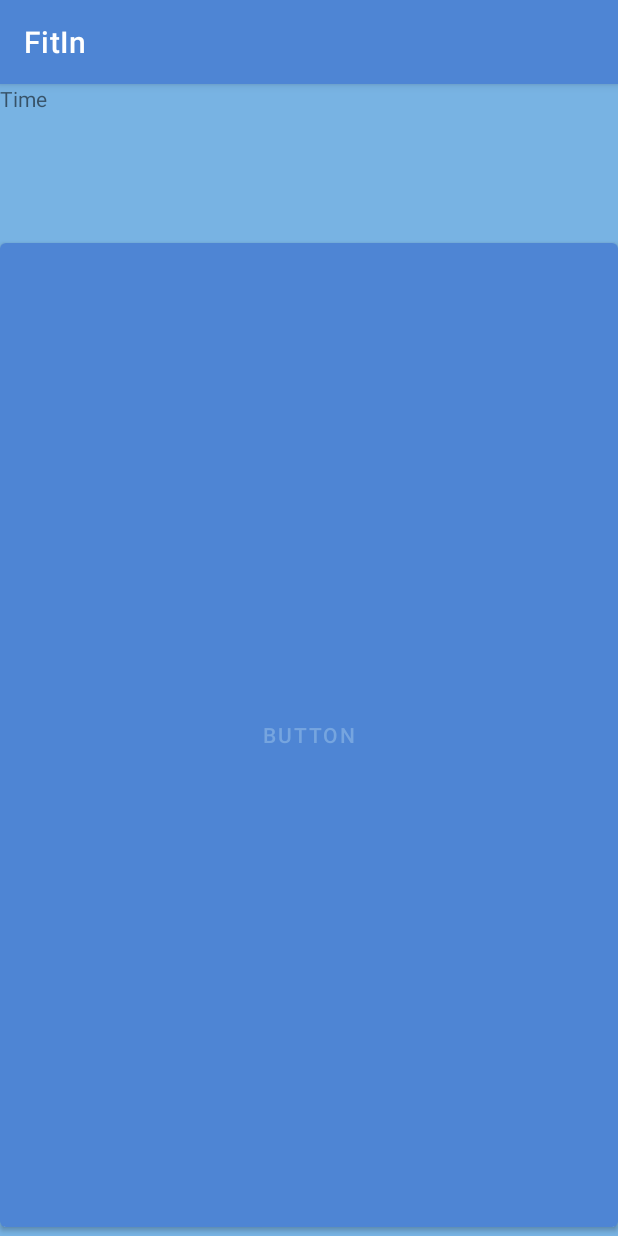
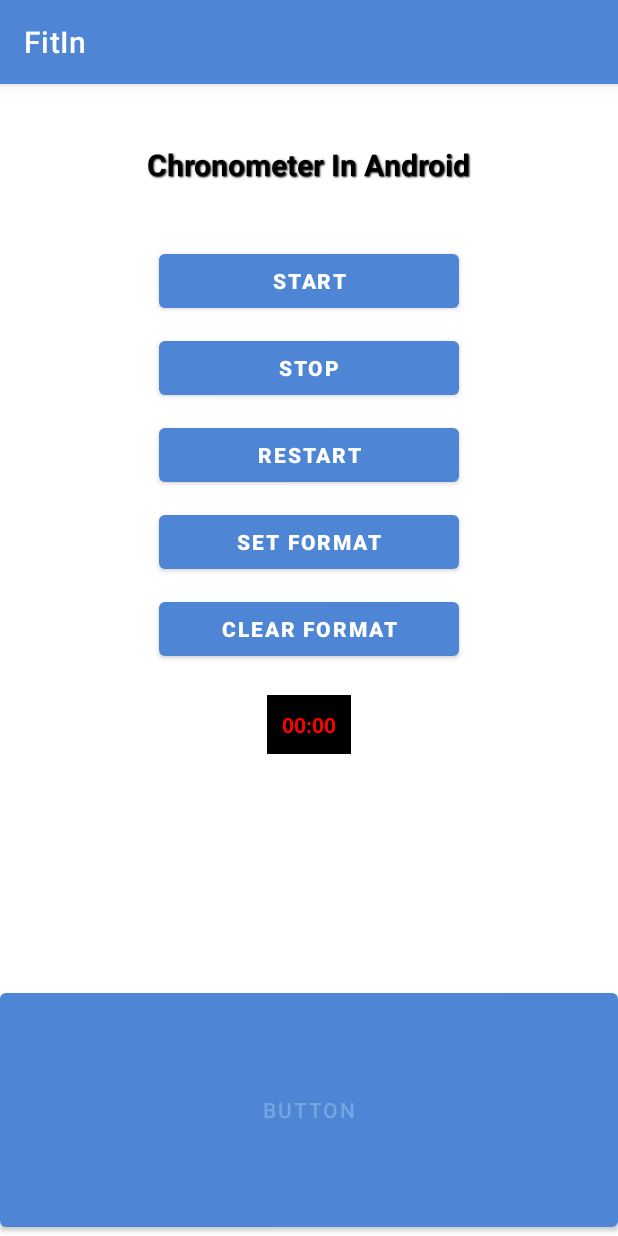
Before and after one commit to elvirmisini/MobileApp, an Android app: the fragment TimeFragment shown on its own in the app's theme, on a phone screen of 412 x 824 dp. Run offline under Robolectric (Android 15) with nearby library versions, the light colour scheme and no system bars.

Commit message:
Making time fragment useful for the users

```diff
--- a/app/src/main/java/com/example/mobileapp/TimeFragment.java
+++ b/app/src/main/java/com/example/mobileapp/TimeFragment.java
@@ -5,10 +5,12 @@ import android.os.Bundle;
 
 import androidx.fragment.app.Fragment;
 
+import android.os.SystemClock;
 import android.view.LayoutInflater;
 import android.view.View;
 import android.view.ViewGroup;
 import android.widget.Button;
+import android.widget.Chronometer;
 
 /**
  * A simple {@link Fragment} subclass.
@@ -64,6 +66,65 @@ public class TimeFragment extends Fragment {
 
         View view = inflater.inflate(R.layout.fragment_time, container, false);
         Button button = (Button) view.findViewById(R.id.button);
+        Chronometer simpleChronometer = (Chronometer) view.findViewById(R.id.simpleChronometer);
+        Button start = (Button) view.findViewById(R.id.startButton);
+        Button stop = (Button) view.findViewById(R.id.stopButton);
+        Button restart = (Button) view.findViewById(R.id.restartButton);
+        Button setFormat = (Button) view.findViewById(R.id.setFormat);
+        Button clearFormat = (Button) view.findViewById(R.id.clearFormat);
+        start.setOnClickListener(new View.OnClickListener() {
+
+            @Override
+            public void onClick(View v) {
+                // TODO Auto-generated method stub
+
+                simpleChronometer.start();
+            }
+        });
+
+        // perform click  event on stop button to stop the chronometer
+        stop.setOnClickListener(new View.OnClickListener() {
+
+            @Override
+            public void onClick(View v) {
+                // TODO Auto-generated method stub
+
+                simpleChronometer.stop();
+            }
+        });
+
+        // perform click  event on restart button to set the base time on chronometer
+        restart.setOnClickListener(new View.OnClickListener() {
+
+            @Override
+            public void onClick(View v) {
+                // TODO Auto-generated method stub
+
+                simpleChronometer.setBase(SystemClock.elapsedRealtime());
+            }
+        });
+
+        // perform click  event on set Format button to set the format of chronometer
+        setFormat.setOnClickListener(new View.OnClickListener() {
+
+            @Override
+            public void onClick(View v) {
+                // TODO Auto-generated method stub
+
+                simpleChronometer.setFormat("Time (%s)");
+            }
+        });
+
+        // perform click  event on clear button to clear the current format of chronmeter as you set through set format
+        clearFormat.setOnClickListener(new View.OnClickListener() {
+
+            @Override
+            public void onClick(View v) {
+                // TODO Auto-generated method stub
+
+                simpleChronometer.setFormat(null);
+            }
+        });
         button.setOnClickListener(new View.OnClickListener() {
             @Override
             public void onClick(View v) {
--- a/app/src/main/res/layout/fragment_time.xml
+++ b/app/src/main/res/layout/fragment_time.xml
@@ -1,27 +1,103 @@
-<?xml version="1.0" encoding="utf-8"?>
-<FrameLayout xmlns:android="http://schemas.android.com/apk/res/android"
+<RelativeLayout xmlns:android="http://schemas.android.com/apk/res/android"
     xmlns:tools="http://schemas.android.com/tools"
     android:layout_width="match_parent"
     android:layout_height="match_parent"
-    tools:context=".TimeFragment"
-    android:background="#78B3E3"
-    >
+    tools:context=".TimeFragment">
 
-    <!-- TODO: Update blank fragment layout -->
 
     <TextView
-        android:id="@+id/textView2"
-        android:layout_width="141dp"
-        android:layout_height="110dp"
-        android:text="Time"
+        android:id="@+id/textView1"
+        android:layout_width="wrap_content"
+        android:layout_height="wrap_content"
+        android:layout_alignParentTop="true"
+        android:layout_centerHorizontal="true"
+        android:layout_marginTop="10dp"
+        android:text="@string/chronometerInAndroid"
+        android:textColor="#000000"
+        android:textSize="20dp"
+        android:textStyle="bold"
+        android:shadowColor="#000000"
+        android:shadowRadius="1"
+        android:shadowDx="1"
+        android:shadowDy="1"
+        android:paddingBottom="30dp"
+        android:paddingTop="30dp"/>
 
+    <Button
+        android:id="@+id/startButton"
+        android:layout_width="200dp"
+        android:layout_height="wrap_content"
+        android:layout_below="@+id/textView1"
+        android:layout_centerHorizontal="true"
+        android:layout_marginTop="10dp"
+        android:text="@string/start"
+        android:textColor="#ffffff"
+        android:textStyle="bold"
+        />
+
+    <Button
+        android:id="@+id/stopButton"
+        android:layout_width="200dp"
+        android:layout_height="wrap_content"
+        android:layout_below="@+id/startButton"
+        android:layout_centerHorizontal="true"
+        android:layout_marginTop="10dp"
+        android:text="@string/stop"
+        android:textColor="#FFFFFF"
+        android:textStyle="bold"/>
+
+    <Button
+        android:id="@+id/restartButton"
+        android:layout_width="200dp"
+        android:layout_height="wrap_content"
+        android:layout_below="@+id/stopButton"
+        android:layout_centerHorizontal="true"
+        android:layout_marginTop="10dp"
+        android:text="@string/restart"
+        android:textColor="#FFFFFF"
+        android:textStyle="bold"/>
+
+    <Button
+        android:id="@+id/setFormat"
+        android:layout_width="200dp"
+        android:layout_height="wrap_content"
+        android:layout_below="@+id/restartButton"
+        android:layout_centerHorizontal="true"
+        android:layout_marginTop="10dp"
+        android:text="@string/setFormat"
+        android:textColor="#FFFFFF"
+        android:textStyle="bold"/>
+
+    <Button
+        android:id="@+id/clearFormat"
+        android:layout_width="200dp"
+        android:layout_height="wrap_content"
+        android:layout_below="@+id/setFormat"
+        android:layout_centerHorizontal="true"
+        android:layout_marginTop="10dp"
+        android:text="@string/clearFormat"
+        android:textColor="#FFFFFF"
+        android:textStyle="bold"/>
+
+    <Chronometer
+        android:id="@+id/simpleChronometer"
+        android:layout_width="wrap_content"
+        android:layout_height="wrap_content"
+        android:layout_below="@+id/clearFormat"
+        android:layout_centerHorizontal="true"
+        android:layout_marginTop="20dp"
+        android:background="#000"
+        android:gravity="center"
+        android:padding="10dp"
+        android:textColor="#f00"
+        android:textStyle="bold"
         />
 
     <Button
         android:id="@+id/button"
-        android:layout_marginTop="100dp"
+        android:layout_marginTop="600dp"
         android:layout_width="match_parent"
         android:layout_height="match_parent"
         android:text="Button" />
 
-</FrameLayout>
+</RelativeLayout>
--- a/app/src/main/res/values/strings.xml
+++ b/app/src/main/res/values/strings.xml
@@ -47,5 +47,12 @@
     <string name="logout">LOGOUT</string>
     <string name="title_activity_maps">Map</string>
     <string name="show_staff">Show Staff</string>
+    <string name="hello_world">Hello world!</string>
+    <string name="action_settings">Settings</string>
+    <string name="chronometerInAndroid">Chronometer In Android</string>
+    <string name="stop">Stop</string>
+    <string name="restart">Restart</string>
+    <string name="setFormat">Set Format</string>
+    <string name="clearFormat">Clear Format</string>
 
 </resources>
```
